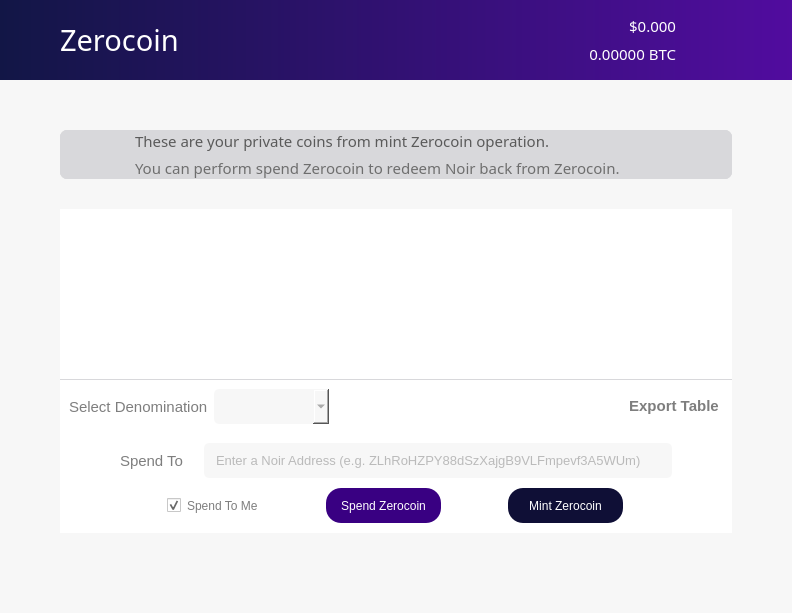
First picture: the form in src/qt/forms/zerocoinpage.ui, repository noirofficial/noir, before the edit.
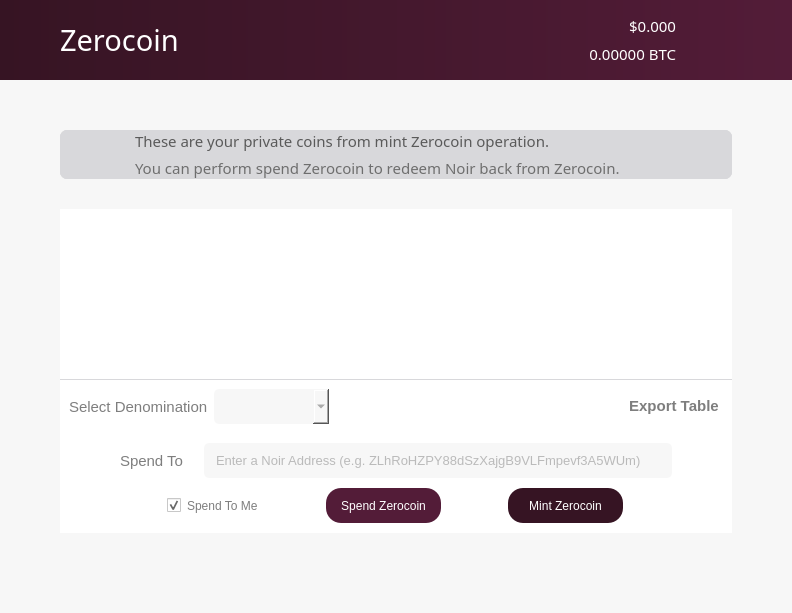
Second picture: the form after the edit. Icons and pictures are not drawn.

Commit message: rebrand: update colors

Patch:
```diff
--- a/src/qt/forms/zerocoinpage.ui
+++ b/src/qt/forms/zerocoinpage.ui
@@ -379,7 +379,7 @@
             <bool>false</bool>
            </property>
            <property name="styleSheet">
-            <string notr="true">background: QLinearGradient(x1: 0, y1: 0, x2: 1, y2: 0, stop: 0 #121646, stop: 1 #510c9f);
+            <string notr="true">background: QLinearGradient(x1: 0, y1: 0, x2: 1, y2: 0, stop: 0 #361423, stop: 1 #531c38);
 border:0;
 </string>
            </property>
@@ -1449,7 +1449,7 @@
                      <string>Spend Zerocoin</string>
                     </property>
                     <property name="styleSheet">
-                     <string notr="true">background-color: rgb(57, 0, 130);
+                     <string notr="true">background-color: #531c38;
 color: white;
 border-radius:15px;
 height:35px;
@@ -1492,7 +1492,7 @@
                      <string>Mint Zerocoin</string>
                     </property>
                     <property name="styleSheet">
-                     <string notr="true">background-color: rgb(15, 15, 54);
+                     <string notr="true">background-color: #361423;
 color: white;
 border-radius:15px;
 height:35px;
```
The commit also changes 88 other files.
